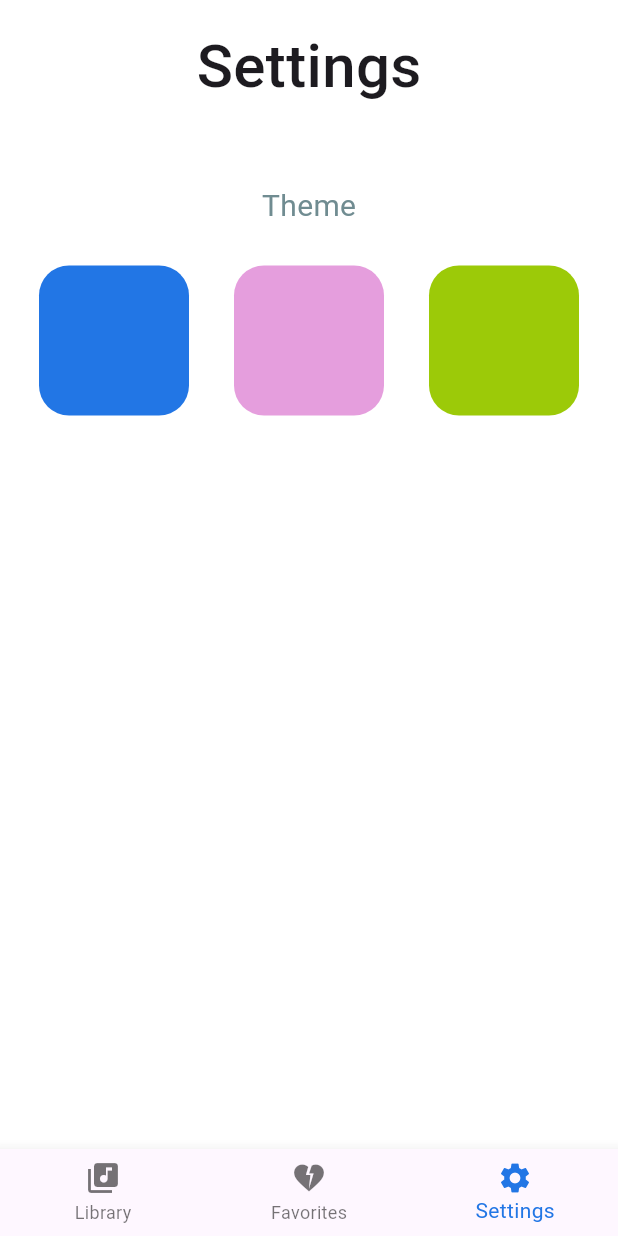
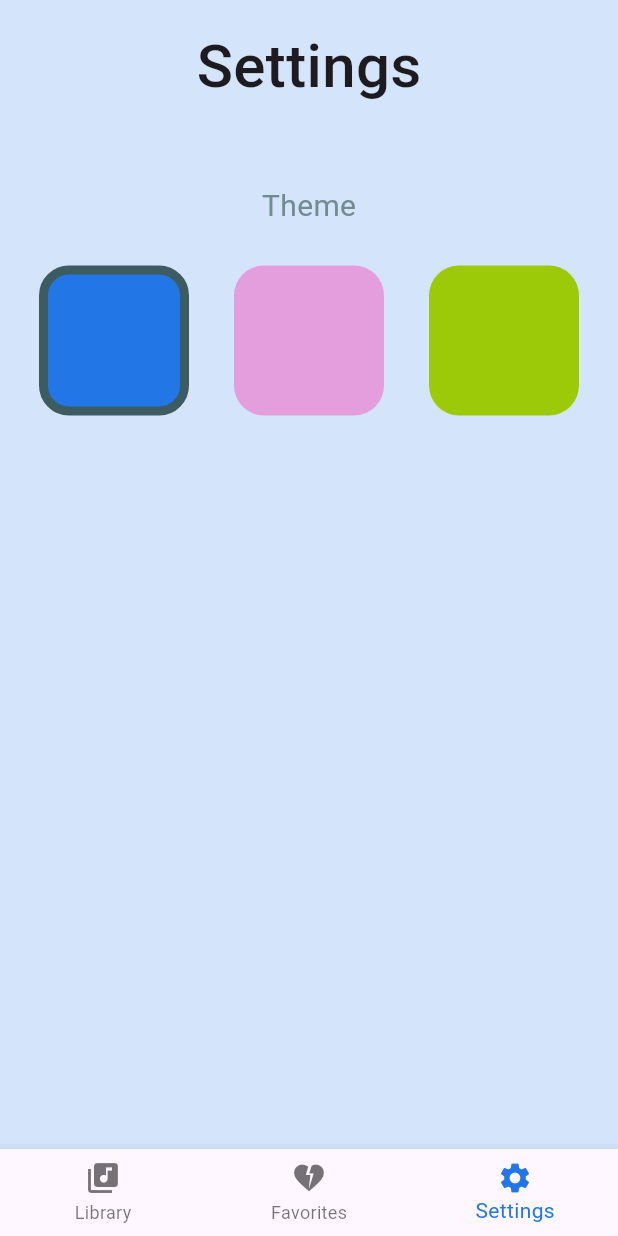
Before and after one commit to TetElite/w6_small_homework, a Flutter app: the screen it shows after launch, item 3 of the bottom bar chosen, on a phone screen of 412 x 824 dp. Run offline on Flutter 3.47's test engine with Material 3 defaults, Android fonts, the phone set to English and light mode, and no system bars; our stand-ins replace nested; Roboto replaces fonts that are missing (Eesti).

Commit message:
3. refactor screens to include app settings state for dynamic background color

```diff
--- a/lib/ui/screens/settings/settings_screen.dart
+++ b/lib/ui/screens/settings/settings_screen.dart
@@ -1,6 +1,8 @@
 import 'package:flutter/material.dart';
+import 'package:provider/provider.dart';
 
 import '../../../model/settings/app_settings.dart';
+import '../../states/settings_state.dart';
 import '../../theme/theme.dart';
 import 'widget/theme_color_button.dart';
 
@@ -9,8 +11,11 @@ class SettingsScreen extends StatelessWidget {
 
   @override
   Widget build(BuildContext context) {
+    // Watch the app settings state
+    AppSettingsState settingsState = context.watch<AppSettingsState>();
 
     return Container(
+      color: settingsState.theme.backgroundColor,
       child: Column(
         crossAxisAlignment: CrossAxisAlignment.center,
         children: [
@@ -32,9 +37,9 @@ class SettingsScreen extends StatelessWidget {
                 .map(
                   (theme) => ThemeColorButton(
                     themeColor: theme,
-                    isSelected: false,
+                    isSelected: settingsState.theme == theme,
                     onTap: (value) {
-
+                      settingsState.changeTheme(value);
                     },
                   ),
                 )
```
Also changed, not shown: lib/ui/screens/favorite/favorite_screen.dart (+7 -4 lines), lib/ui/screens/library/library_screen.dart (+6 -2 lines).
